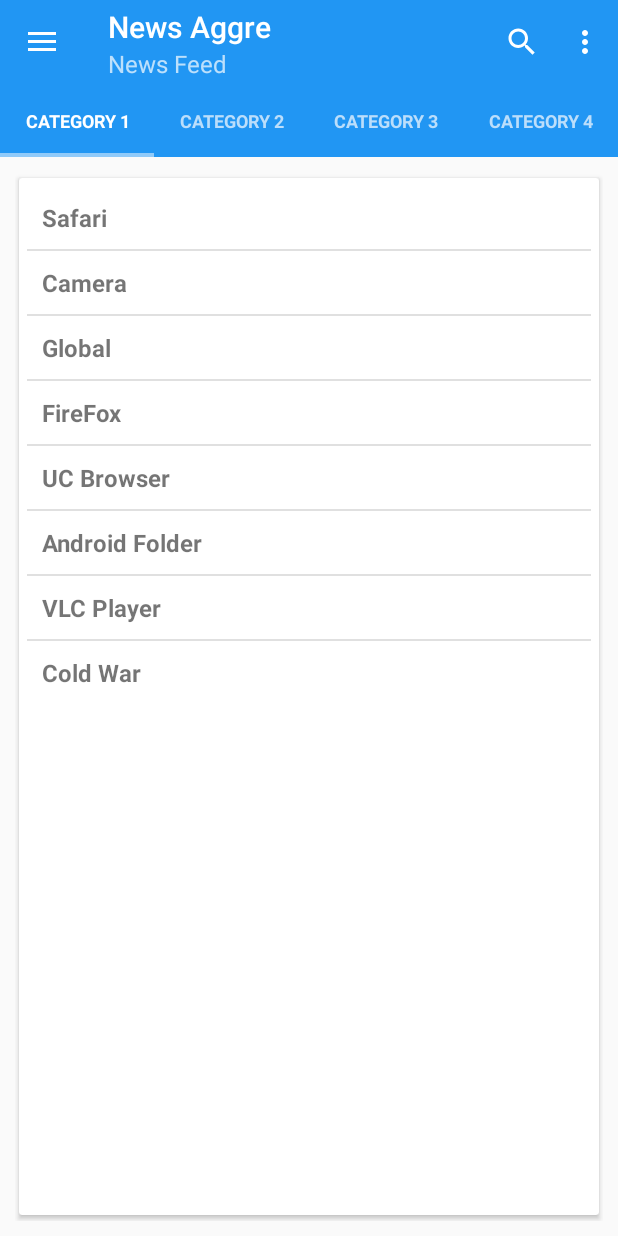
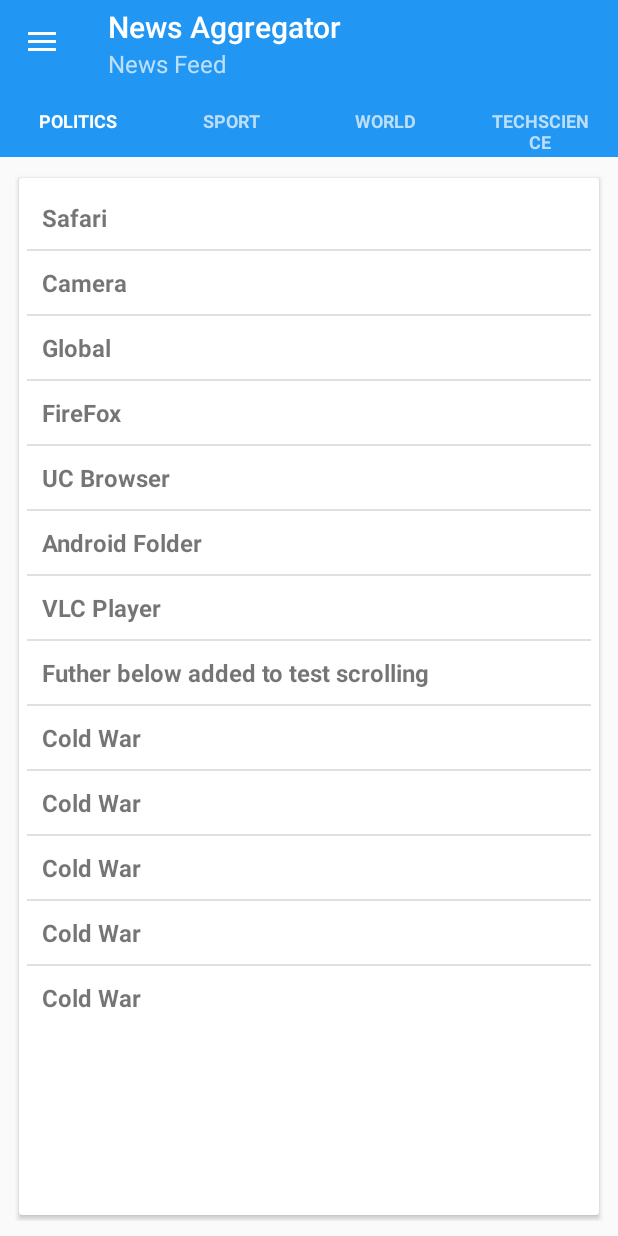
Before and after one commit to sb0210/code-fun-do-2015, an Android app: the screen it shows after launch (MainActivity), on a phone screen of 412 x 824 dp. Run offline under Robolectric (Android 15) with nearby library versions, the phone set to English and light mode, and no system bars.

Commit message:
UI improved

```diff
--- a/app/app/src/main/java/net/mustafaozcan/materialnavigation/ContentFragment.java
+++ b/app/app/src/main/java/net/mustafaozcan/materialnavigation/ContentFragment.java
@@ -132,10 +132,15 @@
                     "UC Browser",
                     "Android Folder",
                     "VLC Player",
-                    "Cold War"
+                    "Futher below added to test scrolling",
+                    "Cold War",
+                    "Cold War",
+                    "Cold War",
+                    "Cold War",
+                    "Cold War",
             };
 
-            ArrayAdapter adapter = new ArrayAdapter<String>(getContext(),R.layout.activity_listview,Tarray);
+            ArrayAdapter adapter = new ArrayAdapter<String>(getContext(),R.layout.activity_listview, Tarray);
 
             ListView listview = (ListView) view.findViewById(R.id.listView);
             listview.setAdapter(adapter);
--- a/app/app/src/main/java/net/mustafaozcan/materialnavigation/ContentFragmentAdapter.java
+++ b/app/app/src/main/java/net/mustafaozcan/materialnavigation/ContentFragmentAdapter.java
@@ -46,7 +46,17 @@
     // Returns the page title for the top indicator
     @Override
     public CharSequence getPageTitle(int position) {
-        return c.getString(R.string.tab) + " " + String.valueOf(position + 1);
+        CharSequence cs = null;
+        if (position == 0)
+            cs = c.getString(R.string.menu0);
+        else if (position == 1)
+            cs = c.getString(R.string.menu1);
+        else if (position == 2)
+            cs = c.getString(R.string.menu2);
+        else if (position == 3)
+            cs = c.getString(R.string.menu3);
+
+        return cs;
     }
 
 }
--- a/app/app/src/main/java/net/mustafaozcan/materialnavigation/MainActivity.java
+++ b/app/app/src/main/java/net/mustafaozcan/materialnavigation/MainActivity.java
@@ -79,7 +79,7 @@
 
         // Initial tab count
         setTabs(4);
-        mNavigationView.setCheckedItem(R.id.navigation_item_1);
+        mNavigationView.setCheckedItem(R.id.navigation_item_4);
 
     }
 
@@ -105,15 +105,15 @@
             public boolean onNavigationItemSelected(MenuItem menuItem) {
                 menuItem.setChecked(true);
                 switch (menuItem.getItemId()) {
-                    case R.id.navigation_item_1:
-                        mCurrentSelectedPosition = 0;
-                        break;
-                    case R.id.navigation_item_2:
-                        mCurrentSelectedPosition = 1;
-                        break;
-                    case R.id.navigation_item_3:
-                        mCurrentSelectedPosition = 2;
-                        break;
+//                    case R.id.navigation_item_1:
+//                        mCurrentSelectedPosition = 0;
+//                        break;
+//                    case R.id.navigation_item_2:
+//                        mCurrentSelectedPosition = 1;
+//                        break;
+//                    case R.id.navigation_item_3:
+//                        mCurrentSelectedPosition = 2;
+//                        break;
                     case R.id.navigation_item_4:
                         mCurrentSelectedPosition = 3;
                         break;
@@ -188,33 +188,36 @@
         mDrawerToggle.onConfigurationChanged(newConfig);
     }
 
-    @Override
-    public boolean onCreateOptionsMenu(Menu menu) {
-        getMenuInflater().inflate(R.menu.menu_main, menu);
-        MenuItem searchItem = menu.findItem(R.id.action_search);
 
-        if (searchItem != null) {
-            SearchView searchView = (SearchView) MenuItemCompat.getActionView(searchItem);
+    // related to search
 
-            // use this method for search process
-            searchView.setOnQueryTextListener(new SearchView.OnQueryTextListener() {
-                @Override
-                public boolean onQueryTextSubmit(String query) {
-                    // use this method when query submitted
-                    Toast.makeText(MainActivity.this, query, Toast.LENGTH_SHORT).show();
-                    return false;
-                }
-
-                @Override
-                public boolean onQueryTextChange(String newText) {
-                    // use this method for auto complete search process
-                    return false;
-                }
-            });
-
-        }
-        return super.onCreateOptionsMenu(menu);
-    }
+//    @Override
+//    public boolean onCreateOptionsMenu(Menu menu) {
+//        getMenuInflater().inflate(R.menu.menu_main, menu);
+////        MenuItem searchItem = menu.findItem(R.id.action_search);
+//
+//        if (searchItem != null) {
+//            SearchView searchView = (SearchView) MenuItemCompat.getActionView(searchItem);
+//
+//            // use this method for search process
+//            searchView.setOnQueryTextListener(new SearchView.OnQueryTextListener() {
+//                @Override
+//                public boolean onQueryTextSubmit(String query) {
+//                    // use this method when query submitted
+//                    Toast.makeText(MainActivity.this, query, Toast.LENGTH_SHORT).show();
+//                    return false;
+//                }
+//
+//                @Override
+//                public boolean onQueryTextChange(String newText) {
+//                    // use this method for auto complete search process
+//                    return false;
+//                }
+//            });
+//
+//        }
+//        return super.onCreateOptionsMenu(menu);
+//    }
 
     @Override
     public boolean onOptionsItemSelected(MenuItem item) {
--- a/app/app/src/main/java/net/mustafaozcan/materialnavigation/newsActivity.java
+++ b/app/app/src/main/java/net/mustafaozcan/materialnavigation/newsActivity.java
@@ -48,7 +48,7 @@
 
         ViewGroup tv2 = (ViewGroup) findViewById(R.id.textViewData);
 
-        for(int i=0;i<numberOfDataPoints;++i)
+        for(int i=numberOfDataPoints-1;i>=0;--i)
         {
 
             LayoutInflater vi = (LayoutInflater) getApplicationContext().getSystemService(Context.LAYOUT_INFLATER_SERVICE);
--- a/app/app/src/main/res/layout/drawer_header.xml
+++ b/app/app/src/main/res/layout/drawer_header.xml
@@ -16,6 +16,6 @@
         android:layout_height="wrap_content"
         android:layout_gravity="bottom"
         android:layout_margin="16dp"
-        android:text="Your Name Here"
+        android:text="Welcome!"
         android:textColor="@android:color/white"/>
 </FrameLayout>
--- a/app/app/src/main/res/layout/tab_layout.xml
+++ b/app/app/src/main/res/layout/tab_layout.xml
@@ -23,12 +23,6 @@
             android:layout_gravity="center"
             android:gravity="center"/>
 
-        <!--<WebView  xmlns:android="http://schemas.android.com/apk/res/android"-->
-            <!--android:id="@+id/webview"-->
-            <!--android:layout_width="fill_parent"-->
-            <!--android:layout_height="fill_parent"-->
-            <!--/>-->
-
         <ListView
             android:layout_width="match_parent"
             android:layout_height="wrap_content"
--- a/app/app/src/main/res/menu/menu_drawer.xml
+++ b/app/app/src/main/res/menu/menu_drawer.xml
@@ -1,22 +1,22 @@
 <?xml version="1.0" encoding="utf-8"?>
 <menu xmlns:android="http://schemas.android.com/apk/res/android">
     <group android:checkableBehavior="single">
-        <item
-            android:id="@+id/navigation_item_1"
-            android:checked="true"
-            android:icon="@drawable/ic_arrow"
-            android:title="@string/menu1"/>
-        <item
-            android:id="@+id/navigation_item_2"
-            android:icon="@drawable/ic_arrow"
-            android:title="@string/menu2"/>
-        <item
-            android:id="@+id/navigation_item_3"
-            android:icon="@drawable/ic_arrow"
-            android:title="@string/menu3"/>
+        <!--<item-->
+            <!--android:id="@+id/navigation_item_1"-->
+            <!--android:checked="true"-->
+            <!--android:icon="@drawable/ic_arrow"-->
+            <!--android:title="@string/menu1"/>-->
+        <!--<item-->
+            <!--android:id="@+id/navigation_item_2"-->
+            <!--android:icon="@drawable/ic_arrow"-->
+            <!--android:title="@string/menu2"/>-->
+        <!--<item-->
+            <!--android:id="@+id/navigation_item_3"-->
+            <!--android:icon="@drawable/ic_arrow"-->
+            <!--android:title="@string/menu3"/>-->
         <item
             android:id="@+id/navigation_item_4"
             android:icon="@drawable/ic_arrow"
-            android:title="@string/menu4"/>
+            android:title="Sections"/>
     </group>
 </menu>
--- a/app/app/src/main/res/menu/menu_main.xml
+++ b/app/app/src/main/res/menu/menu_main.xml
@@ -2,12 +2,12 @@
       xmlns:app="http://schemas.android.com/apk/res-auto"
       xmlns:tools="http://schemas.android.com/tools"
       tools:context=".MainActivity">
-    <item
-        android:id="@+id/action_search"
-        android:icon="@android:drawable/ic_menu_search"
-        android:title="@string/search"
-        app:actionViewClass="android.support.v7.widget.SearchView"
-        app:showAsAction="ifRoom"/>
+    <!--<item-->
+        <!--android:id="@+id/action_search"-->
+        <!--android:icon="@android:drawable/ic_menu_search"-->
+        <!--android:title="@string/search"-->
+        <!--app:actionViewClass="android.support.v7.widget.SearchView"-->
+        <!--app:showAsAction="ifRoom"/>-->
     <item
         android:id="@+id/action_settings"
         android:orderInCategory="100"
--- a/app/app/src/main/res/values/strings.xml
+++ b/app/app/src/main/res/values/strings.xml
@@ -1,5 +1,5 @@
 <resources>
-    <string name="app_name">News Aggre</string>
+    <string name="app_name">News Aggregator</string>
     <string name="action_settings"></string>
     <string name="subtitle">News Feed</string>
     <string name="drawer_open">Open Nav</string>
@@ -8,8 +8,8 @@
     <string name="page">Page</string>
     <string name="tab">Category</string>
     <string name="search"></string>
-    <string name="menu1">Politics</string>
-    <string name="menu2">Sport</string>
-    <string name="menu3">World</string>
-    <string name="menu4">TechScience</string>
+    <string name="menu0">Politics</string>
+    <string name="menu1">Sport</string>
+    <string name="menu2">World</string>
+    <string name="menu3">TechScience</string>
 </resources>
```
Also changed, not shown: app/app/src/main/res/layout/activity_news.xml (+8 -9 lines), 4 other files.
